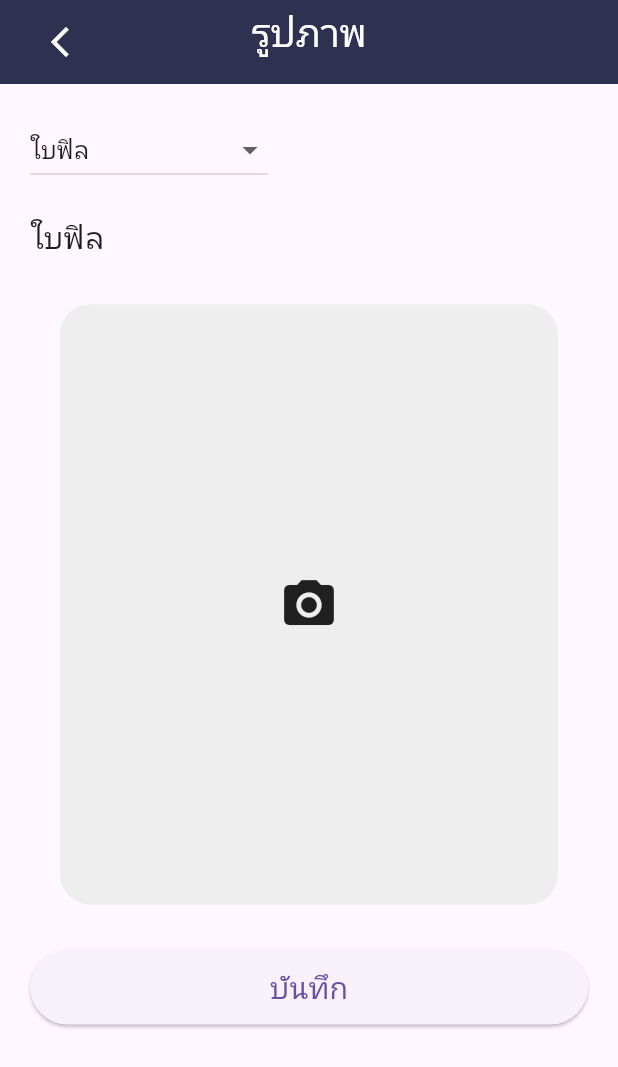
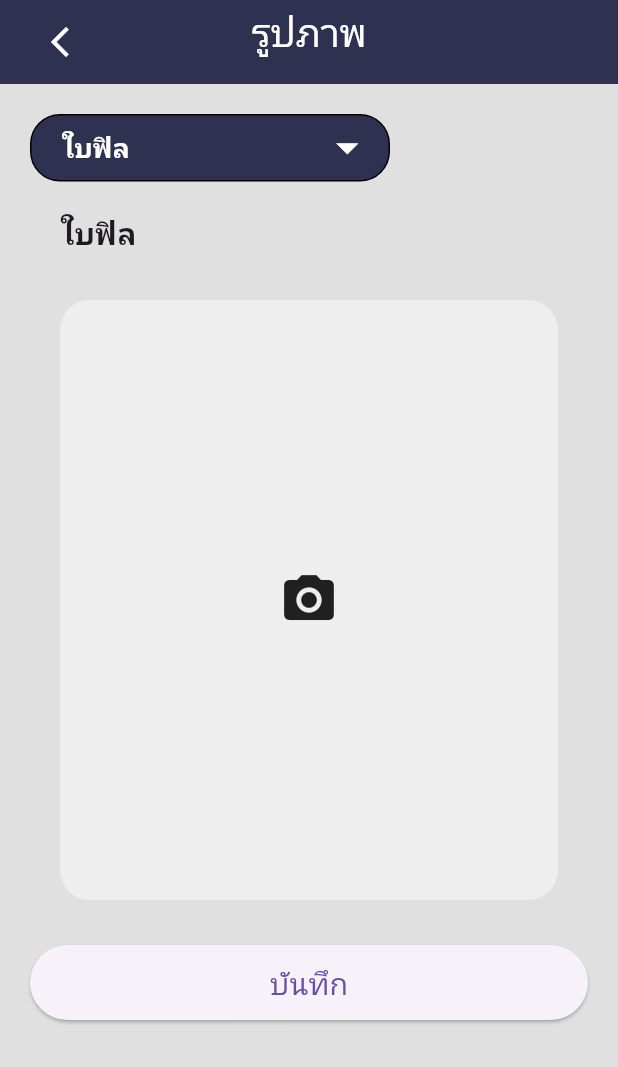
Before and after one commit to KeyClover/KunChang_photo, a Flutter app: the screen it shows after launch, tab 2 chosen, after a tap on the "arrow back ios new" icon, on a phone screen of 412 x 824 dp. Shown: the top 1067 px of the screen. Run offline on Flutter 3.47's test engine with Material 3 defaults, Android fonts, the phone set to English and light mode, and no system bars; drawn by our look-alikes of dropdown_button2; our stand-ins replace hexcolor, image_picker, sqflite; missing offline and left inert: freestyle_speed_dial; accounts and stored records are empty.

Commit message:
update: take_picture page are now used the dropdownbutton2 to adjust the style make it look way nicer than the previous one also to match the display image page dropdownbutton2 style, display_image now also use the dropdownbutton2 and adjustment some style, custom_iamge adjust some font style, size, weight

```diff
--- a/lib/pages/custom_ImageField/custom_ImageField.dart
+++ b/lib/pages/custom_ImageField/custom_ImageField.dart
@@ -27,9 +27,12 @@ class CustomImageField extends StatelessWidget {
     return Column(
       crossAxisAlignment: CrossAxisAlignment.start,
       children: [
-        Text(
-          labelText,
-          style: const TextStyle(fontSize: 20),
+        Padding(
+          padding: const EdgeInsets.only(left: 20),
+          child: Text(
+            labelText,
+            style: const TextStyle(fontSize: 20, fontWeight: FontWeight.bold, ),
+          ),
         ),
         const SizedBox(height: 10),
         Container(
--- a/lib/pages/display_image.dart
+++ b/lib/pages/display_image.dart
@@ -202,14 +202,15 @@ class _DisplayImagePageState extends State<DisplayImagePage> {
               return Column(
                 crossAxisAlignment: CrossAxisAlignment.start,
                 children: [
-                  // Dropdown for filter options with icons
+
                   Padding(
-                    padding: const EdgeInsets.all(8.0),
+                    padding: const EdgeInsets.only(left:8.0, top: 8.0, bottom: 1.0),
+
                     child: DropdownButtonHideUnderline(
                       child: DropdownButton2<String>(
                         dropdownStyleData: DropdownStyleData(
                           maxHeight: 400,
-                          width: 250,
+                          width: 240,
                           decoration: BoxDecoration(
                             borderRadius: BorderRadius.circular(20),
                             color: HexColor("#2e3150"),
@@ -217,8 +218,8 @@ class _DisplayImagePageState extends State<DisplayImagePage> {
                         ),
                         buttonStyleData: ButtonStyleData(
                           height: 45,
-                          width: 260,
-                          padding: const EdgeInsets.only(left: 20, right: 20),
+                          width: 240,
+                          padding: const EdgeInsets.only(left: 20, right: 10),
                           decoration: BoxDecoration(
                             borderRadius: BorderRadius.circular(20),
                             border: Border.all(color: Colors.black),
@@ -226,7 +227,12 @@ class _DisplayImagePageState extends State<DisplayImagePage> {
                           ),
                           elevation: 2,
                         ),
-                        iconStyleData: const IconStyleData(icon: Icon(Icons.arrow_drop_down)  ,iconSize: 40),
+
+                        iconStyleData: const IconStyleData(
+                            icon: Icon(Icons.arrow_drop_down, ),
+                            iconSize: 35,
+                            iconEnabledColor: Colors.white
+                            ),
 
                         isExpanded: true,
                         value: _selectedFilter,
@@ -242,6 +248,7 @@ class _DisplayImagePageState extends State<DisplayImagePage> {
                                         fontSize: 18,
                                         fontWeight: FontWeight.bold,
                                         color: Colors.white)),
+
                                 if (fieldHasImages[value] == true)
                                   const Icon(
                                     Icons.done,
@@ -351,13 +358,14 @@ class ImageDisplayField extends StatelessWidget {
           children: [
             Text(
               labelText,
-              style: const TextStyle(fontSize: 16, fontWeight: FontWeight.bold),
+              style: const TextStyle(fontSize: 18, fontWeight: FontWeight.bold),
             ),
             IconButton(
               onPressed: onDelete,
               icon: const Icon(
                 Icons.close_rounded,
                 color: Colors.red,
+                size: 25,
               ),
             ),
           ],
--- a/lib/pages/take_picture_page.dart
+++ b/lib/pages/take_picture_page.dart
@@ -8,6 +8,7 @@ import 'package:kunchang_photo/provider/images_provider.dart';
 import 'package:provider/provider.dart';
 import 'package:hexcolor/hexcolor.dart';
 import 'package:kunchang_photo/pages/custom_ImageField/custom_ImageField.dart';
+import 'package:dropdown_button2/dropdown_button2.dart';
 
 class TakePicturePage extends StatefulWidget {
   const TakePicturePage({super.key});
@@ -198,8 +199,30 @@ class _TakePicturePageState extends State<TakePicturePage> {
             child: Column(
               crossAxisAlignment: CrossAxisAlignment.start,
               children: [
-                  DropdownButton<String>(
+                DropdownButtonHideUnderline(
+                  child: DropdownButton2<String>(
+                    dropdownStyleData: DropdownStyleData(
+                      maxHeight: 400,
+                      width: 240,
+                      decoration: BoxDecoration(
                         borderRadius: BorderRadius.circular(20),
+                        color: HexColor("#2e3150"),
+                      ),
+                    ),
+                    buttonStyleData: ButtonStyleData(
+                      height: 45,
+                      width: 240,
+                      padding: const EdgeInsets.only(left: 20, right: 10),
+                      decoration: BoxDecoration(
+                          borderRadius: BorderRadius.circular(20),
+                          border: Border.all(color: Colors.black),
+                          color: HexColor("#2e3150")),
+                    ),
+                    iconStyleData: const IconStyleData(
+                      icon: Icon(Icons.arrow_drop_down),
+                      iconSize: 35,
+                      iconEnabledColor: Colors.white,
+                    ),
                     value: _selectedField,
                     hint: const Text('Select Image Field'),
                     onChanged: (String? newValue) {
@@ -210,9 +233,15 @@ class _TakePicturePageState extends State<TakePicturePage> {
                     items: _fieldLabels.entries.map((entry) {
                       return DropdownMenuItem<String>(
                         value: entry.key,
-                        child: Text(entry.value),
+                        child: Text(entry.value,
+                            style: const TextStyle(
+                              fontSize: 18,
+                              fontWeight: FontWeight.bold,
+                              color: Colors.white,
+                            )),
                       );
                     }).toList(),
+                  ),
                 ),
                 const SizedBox(height: 20),
                 CustomImageField(
@@ -250,6 +279,8 @@ class _TakePicturePageState extends State<TakePicturePage> {
             ),
           ),
         ),
-        ),);
+      ),
+      backgroundColor: HexColor("#e0e0e0"),
+    );
   }
 }
```
Lines whose indentation alone changed are shown as unchanged.
